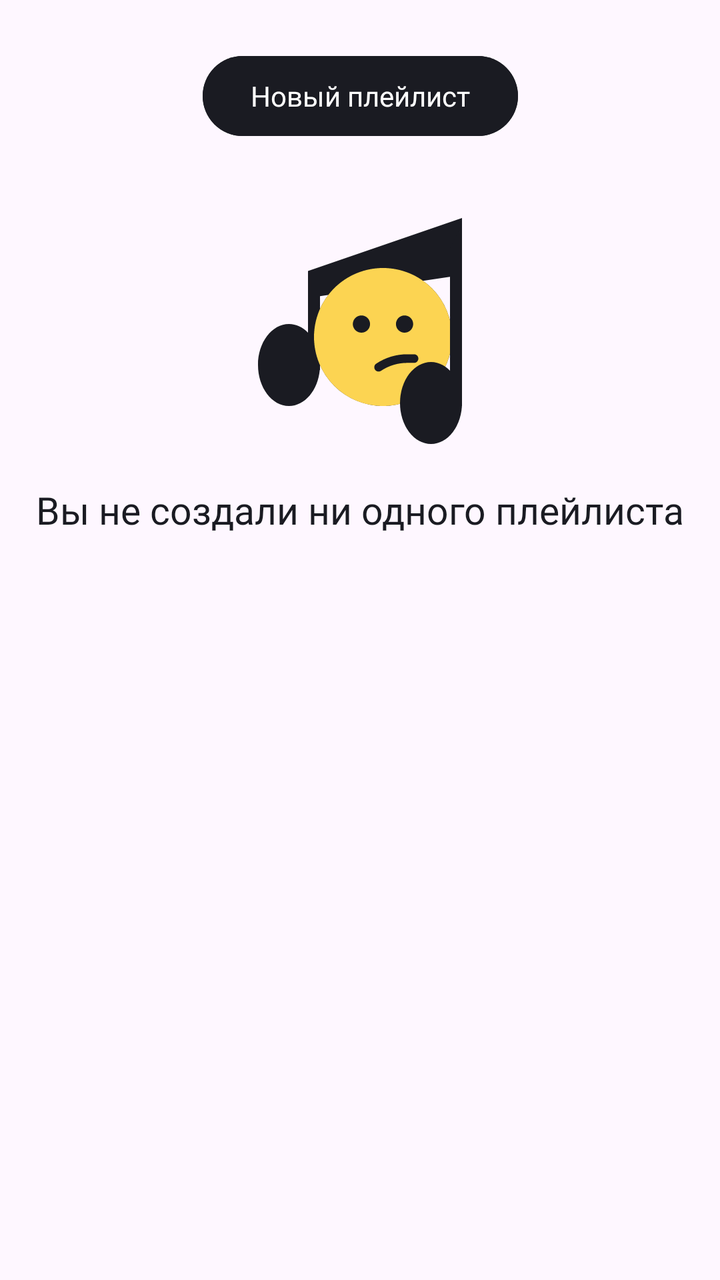
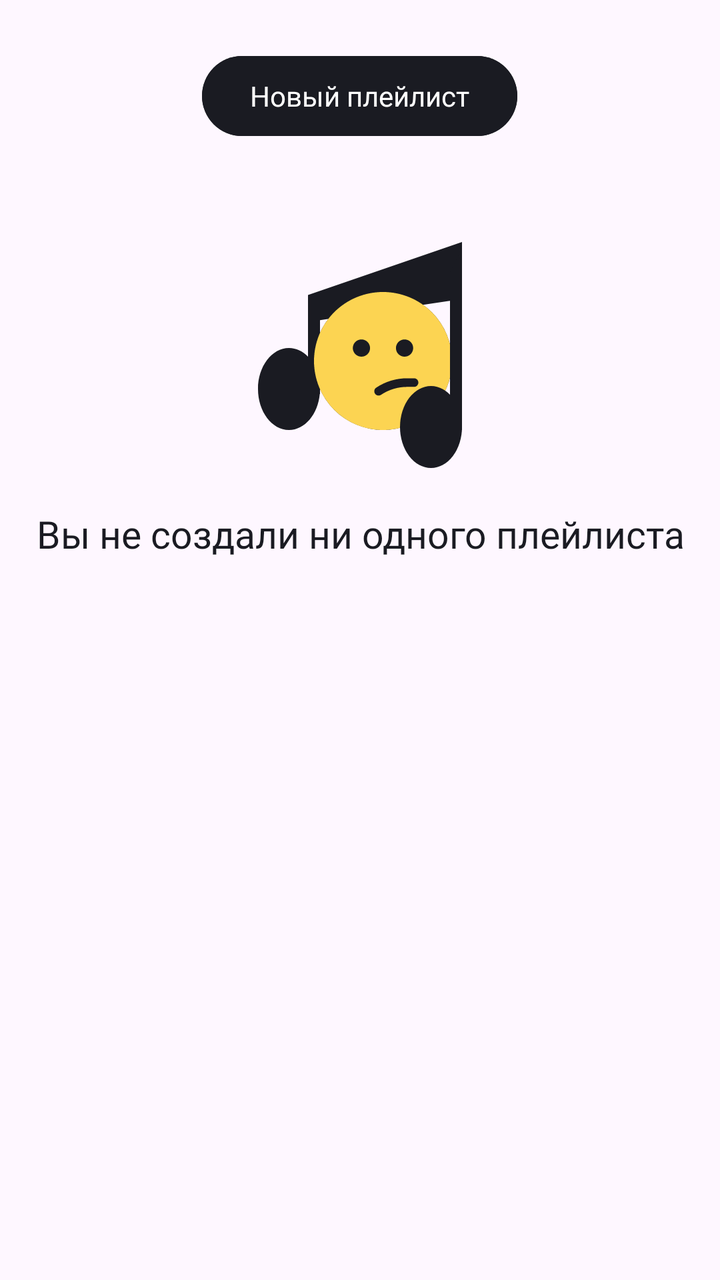

Two renders of the same Android screen: before a commit and after it. Below are the layout's source before the change and the commit's diff.
<!-- AndroidManifest.xml: application theme Base.Theme.PlaylistMaker -->
<!-- res/layout/fragment_playlists.xml -->
<?xml version="1.0" encoding="utf-8"?>
<androidx.constraintlayout.widget.ConstraintLayout xmlns:android="http://schemas.android.com/apk/res/android"
    xmlns:app="http://schemas.android.com/apk/res-auto"
    xmlns:tools="http://schemas.android.com/tools"
    android:layout_width="match_parent"
    android:layout_height="match_parent"
    tools:context=".library.ui.PlaylistsFragment">

    <com.google.android.material.button.MaterialButton
        android:id="@+id/NewPlaylistButton"
        android:layout_width="wrap_content"
        android:layout_height="wrap_content"
        android:layout_gravity="center_horizontal"
        android:layout_marginTop="24dp"
        android:backgroundTint="?attr/colorOnPrimaryFixedVariant"
        android:fontFamily="@font/ys_display_medium"
        android:letterSpacing="0"
        android:text="@string/new_playlist"
        android:textAllCaps="false"
        android:textColor="?attr/colorPrimary"
        android:textFontWeight="500"
        android:textSize="14sp"
        app:cornerRadius="54dp"
        app:layout_constraintEnd_toEndOf="parent"
        app:layout_constraintStart_toStartOf="parent"
        app:layout_constraintTop_toTopOf="parent" />


    <ImageView
        android:id="@+id/errorImage"
        android:layout_width="120dp"
        android:layout_height="120dp"
        android:layout_marginStart="120dp"
        android:layout_marginTop="106dp"
        android:layout_marginEnd="120dp"
        android:scaleType="centerCrop"
        app:layout_constraintDimensionRatio="1:1"
        app:layout_constraintEnd_toEndOf="parent"
        app:layout_constraintStart_toStartOf="parent"
        app:layout_constraintTop_toTopOf="parent"
        app:srcCompat="@drawable/empty_response" />

    <TextView
        android:id="@+id/errorText"
        android:layout_width="wrap_content"
        android:layout_height="wrap_content"
        android:layout_marginTop="16dp"
        android:fontFamily="@font/ys_display_medium"
        android:text="@string/no_playlist"
        android:textColor="?attr/colorOnPrimaryFixedVariant"
        android:textFontWeight="400"
        android:textSize="19sp"
        app:layout_constraintEnd_toEndOf="parent"
        app:layout_constraintStart_toStartOf="parent"
        app:layout_constraintTop_toBottomOf="@id/errorImage" />

</androidx.constraintlayout.widget.ConstraintLayout>
<!-- resources referenced by this layout -->
<resources>
  <!-- drawable empty_response: vector/xml drawable (drawable, 2364 chars, omitted) -->
  <string name="new_playlist">Новый плейлист</string>
  <string name="no_playlist">Вы не создали ни одного плейлиста</string>
  <style name="Base.Theme.PlaylistMaker" parent="Theme.Material3.DayNight.NoActionBar">
          <item name="colorPrimaryVariant">@color/blue</item>
          <item name="colorPrimary">@color/white</item>
          <item name="colorOnPrimary">@color/black</item>
          <item name="colorOnPrimaryFixedVariant">@color/gray</item>
          <item name="colorBackgroundFloating">@color/light_gray</item>
          <item name="colorOnBackground">@color/dark_gray</item>
          <item name="colorOnContainer">@color/dark_gray</item>
      </style>
  <color name="blue">#3772E7</color>
  <color name="white">#FFFFFFFF</color>
  <color name="black">#FF000000</color>
  <color name="gray">#1A1B22</color>
  <color name="light_gray">#E6E8EB</color>
  <color name="dark_gray">#AEAFB4</color>
</resources>

<!-- the commit's change to res/layout/fragment_playlists.xml (unified diff, before → after) -->
@@ -1,57 +1,54 @@
 <?xml version="1.0" encoding="utf-8"?>
-<androidx.constraintlayout.widget.ConstraintLayout xmlns:android="http://schemas.android.com/apk/res/android"
-    xmlns:app="http://schemas.android.com/apk/res-auto"
+<LinearLayout xmlns:android="http://schemas.android.com/apk/res/android"
     xmlns:tools="http://schemas.android.com/tools"
     android:layout_width="match_parent"
     android:layout_height="match_parent"
-    tools:context=".library.ui.PlaylistsFragment">
+    xmlns:app="http://schemas.android.com/apk/res-auto"
+    tools:context=".playlists.ui.PlaylistsFragment"
+    android:orientation="vertical">
 
-    <com.google.android.material.button.MaterialButton
-        android:id="@+id/NewPlaylistButton"
-        android:layout_width="wrap_content"
-        android:layout_height="wrap_content"
-        android:layout_gravity="center_horizontal"
-        android:layout_marginTop="24dp"
-        android:backgroundTint="?attr/colorOnPrimaryFixedVariant"
-        android:fontFamily="@font/ys_display_medium"
-        android:letterSpacing="0"
-        android:text="@string/new_playlist"
-        android:textAllCaps="false"
-        android:textColor="?attr/colorPrimary"
-        android:textFontWeight="500"
-        android:textSize="14sp"
-        app:cornerRadius="54dp"
-        app:layout_constraintEnd_toEndOf="parent"
-        app:layout_constraintStart_toStartOf="parent"
-        app:layout_constraintTop_toTopOf="parent" />
+        <com.google.android.material.button.MaterialButton
+            android:id="@+id/NewPlaylistButton"
+            android:layout_width="wrap_content"
+            android:layout_height="wrap_content"
+            android:layout_gravity="center_horizontal"
+            android:layout_marginTop="24dp"
+            android:backgroundTint="?attr/colorOnPrimaryFixedVariant"
+            android:fontFamily="@font/ys_display_medium"
+            android:letterSpacing="0"
+            android:text="@string/new_playlist"
+            android:textAllCaps="false"
+            android:textColor="?attr/colorPrimary"
+            android:textFontWeight="500"
+            android:textSize="14sp"
+            app:cornerRadius="54dp" />
+
+        <ImageView
+            android:id="@+id/errorImage"
+            android:layout_width="match_parent"
+            android:layout_marginTop="46dp"
+            android:layout_height="120dp"
+            app:srcCompat="@drawable/empty_response" />
+
+        <TextView
+            android:id="@+id/errorText"
+            android:layout_width="match_parent"
+            android:layout_height="wrap_content"
+            android:layout_marginTop="16dp"
+            android:gravity="center"
+            android:fontFamily="@font/ys_display_medium"
+            android:text="@string/no_playlist"
+            android:textColor="?attr/colorOnPrimaryFixedVariant"
+            android:textFontWeight="400"
+            android:textSize="19sp" />
+
+    <androidx.recyclerview.widget.RecyclerView
+        android:id="@+id/playlistsView"
+        android:layout_width="match_parent"
+        android:layout_height="match_parent"
+        android:paddingHorizontal="12dp"
+        android:clipToPadding="false"/>
 
 
-    <ImageView
-        android:id="@+id/errorImage"
-        android:layout_width="120dp"
-        android:layout_height="120dp"
-        android:layout_marginStart="120dp"
-        android:layout_marginTop="106dp"
-        android:layout_marginEnd="120dp"
-        android:scaleType="centerCrop"
-        app:layout_constraintDimensionRatio="1:1"
-        app:layout_constraintEnd_toEndOf="parent"
-        app:layout_constraintStart_toStartOf="parent"
-        app:layout_constraintTop_toTopOf="parent"
-        app:srcCompat="@drawable/empty_response" />
 
-    <TextView
-        android:id="@+id/errorText"
-        android:layout_width="wrap_content"
-        android:layout_height="wrap_content"
-        android:layout_marginTop="16dp"
-        android:fontFamily="@font/ys_display_medium"
-        android:text="@string/no_playlist"
-        android:textColor="?attr/colorOnPrimaryFixedVariant"
-        android:textFontWeight="400"
-        android:textSize="19sp"
-        app:layout_constraintEnd_toEndOf="parent"
-        app:layout_constraintStart_toStartOf="parent"
-        app:layout_constraintTop_toBottomOf="@id/errorImage" />
-
-</androidx.constraintlayout.widget.ConstraintLayout>
+</LinearLayout>
<!-- resource entries referenced after the edit -->
@@ -4,19 +4,19 @@
   <string name="new_playlist">Новый плейлист</string>
   <string name="no_playlist">Вы не создали ни одного плейлиста</string>
   <style name="Base.Theme.PlaylistMaker" parent="Theme.Material3.DayNight.NoActionBar">
-          <item name="colorPrimaryVariant">@color/blue</item>
-          <item name="colorPrimary">@color/white</item>
+          <item name="colorPrimaryVariant">@color/YP_Blue</item>
+          <item name="colorPrimary">@color/YP_White</item>
           <item name="colorOnPrimary">@color/black</item>
-          <item name="colorOnPrimaryFixedVariant">@color/gray</item>
-          <item name="colorBackgroundFloating">@color/light_gray</item>
-          <item name="colorOnBackground">@color/dark_gray</item>
-          <item name="colorOnContainer">@color/dark_gray</item>
+          <item name="colorOnPrimaryFixedVariant">@color/YP_Black</item>
+          <item name="colorBackgroundFloating">@color/YP_Light_Gray</item>
+          <item name="colorOnBackground">@color/YP_Text_Gray</item>
+          <item name="colorOnContainer">@color/YP_Text_Gray</item>
       </style>
-  <color name="blue">#3772E7</color>
-  <color name="white">#FFFFFFFF</color>
-  <color name="black">#FF000000</color>
-  <color name="gray">#1A1B22</color>
-  <color name="light_gray">#E6E8EB</color>
-  <color name="dark_gray">#AEAFB4</color>
+  <color name="YP_Blue">#3772E7</color>
+  <color name="YP_White">#FFFFFF</color>
+  <color name="black">#000000</color>
+  <color name="YP_Black">#1A1B22</color>
+  <color name="YP_Light_Gray">#E6E8EB</color>
+  <color name="YP_Text_Gray">#AEAFB4</color>
 </resources>
 
